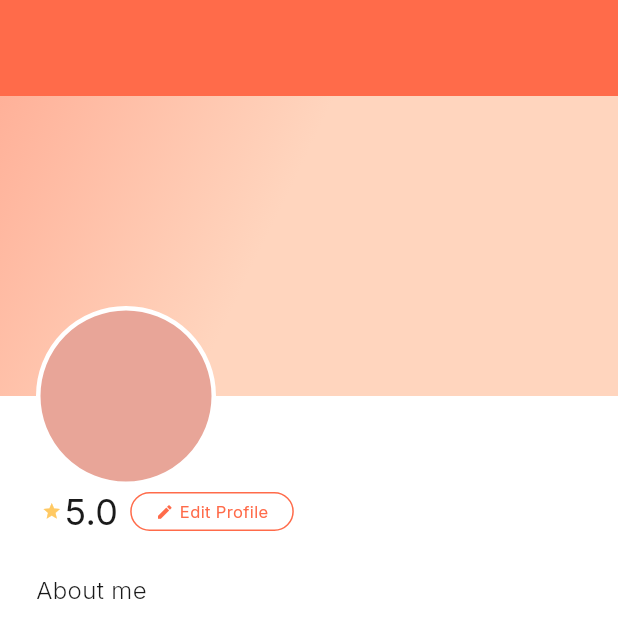
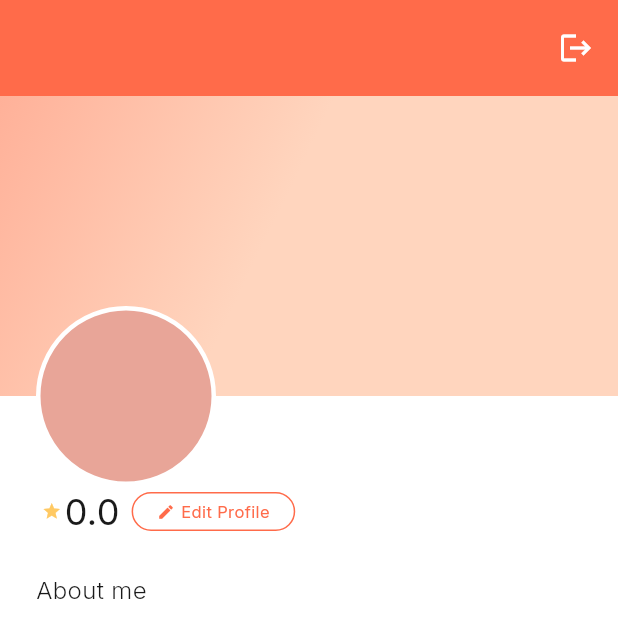
Before and after one commit to phernutju/CSC234-ClubConnect-2025, a Flutter app: the MyProfileScreen screen opened by its route, on a phone screen of 412 x 824 dp. Shown: the top 620 px of the screen. Run offline on Flutter 3.47's test engine with Material 3 defaults, Android fonts, the phone set to English and light mode, and no system bars; our stand-ins replace cloud_firestore, firebase_auth, firebase_core, firebase_storage, go_router, google_fonts and 1 more; accounts and stored records are empty.

Commit message:
feat: added working log out button on the profileAppBar

```diff
--- a/lib/features/home/screens/home_screen.dart
+++ b/lib/features/home/screens/home_screen.dart
@@ -27,7 +27,10 @@
   void initState() {
     super.initState();
     WidgetsBinding.instance.addPostFrameCallback((_) {
-      context.read<CommunityProvider>().loadMyCommunities();
+      final auth = context.read<AppAuthProvider>();
+      if (auth.user != null) {
+        context.read<CommunityProvider>().loadMyCommunities();
+      }
     });
   }
 
--- a/lib/features/home/screens/my_profile_screen.dart
+++ b/lib/features/home/screens/my_profile_screen.dart
@@ -135,7 +135,12 @@
       backgroundColor: AppColors.cardWhite,
       body: Column(
         children: [
-          _ProfileAppBar(title: displayName),
+          _ProfileAppBar(
+            title: displayName,
+            onLogout: () async {
+              await context.read<AppAuthProvider>().signOut();
+            },
+          ),
           Expanded(
             child: ListView(
               padding: EdgeInsets.zero,
@@ -228,8 +233,9 @@
 
 class _ProfileAppBar extends StatelessWidget {
   final String title;
+  final Future<void> Function()? onLogout;
 
-  const _ProfileAppBar({required this.title});
+  const _ProfileAppBar({required this.title, this.onLogout});
 
   @override
   Widget build(BuildContext context) {
@@ -264,7 +270,16 @@
                 ),
               ),
             ),
-            const SizedBox(width: AppSizes.iconSize + AppSizes.paddingM),
+            if (onLogout != null)
+              GestureDetector(
+                onTap: onLogout,
+                child: const Padding(
+                  padding: EdgeInsets.only(right: AppSizes.paddingM),
+                  child: Icon(Icons.logout, color: AppColors.cardWhite),
+                ),
+              )
+            else
+              const SizedBox(width: AppSizes.iconSize + AppSizes.paddingM),
           ],
         ),
       ),
--- a/lib/main.dart
+++ b/lib/main.dart
@@ -1,7 +1,8 @@
 import 'package:flutter/material.dart';
 import 'package:firebase_core/firebase_core.dart';
+import 'package:go_router/go_router.dart';
+import 'package:provider/provider.dart';
 import 'firebase_options.dart';
-import 'package:provider/provider.dart';
 import 'constants/app_constants.dart';
 import 'providers/auth_provider.dart';
 import 'providers/community_provider.dart';
@@ -16,13 +17,16 @@
 }
 
 class ClubConnectApp extends StatelessWidget {
-  const ClubConnectApp({super.key});
+  ClubConnectApp({super.key});
+
+  final AppAuthProvider _authProvider = AppAuthProvider();
+  late final GoRouter _appRouter = createAppRouter(_authProvider);
 
   @override
   Widget build(BuildContext context) {
     return MultiProvider(
       providers: [
-        ChangeNotifierProvider(create: (_) => AppAuthProvider()),
+        ChangeNotifierProvider.value(value: _authProvider),
         ChangeNotifierProvider(create: (_) => ProfileProvider()),
         ChangeNotifierProvider(create: (_) => CommunityProvider()),
         ChangeNotifierProvider(create: (_) => ReviewProvider()),
@@ -44,7 +48,7 @@
             toolbarHeight: AppSizes.appBarHeight,
           ),
         ),
-      routerConfig: appRouter,
+        routerConfig: _appRouter,
       ),
     );
   }
```
Also changed, not shown: lib/router/app_router.dart (+36 -7 lines). Lines whose indentation alone changed are shown as unchanged.
